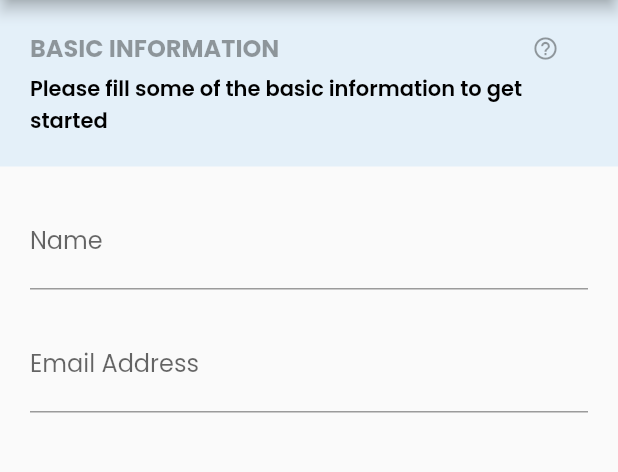
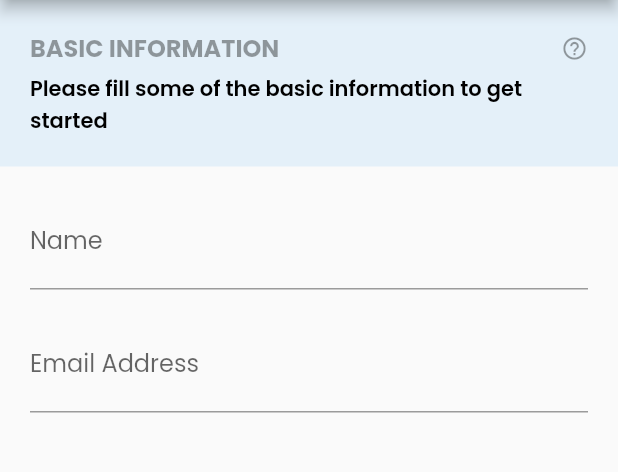
Before and after one commit to emrade/flutter-cool-stepper, a Flutter app: the screen it shows after launch, on a phone screen of 412 x 824 dp, the part 84-556 px from its top. Run offline on Flutter 3.47's test engine with Material 2 defaults, Android fonts, the phone set to English and light mode, and no system bars; our stand-ins replace google_fonts.

Commit message:
Use spacer in title row

```diff
--- a/lib/src/widgets/cool_stepper_view.dart
+++ b/lib/src/widgets/cool_stepper_view.dart
@@ -35,7 +35,6 @@ class CoolStepperView extends StatelessWidget {
             crossAxisAlignment: CrossAxisAlignment.center,
             children: <Widget>[
               Container(
-                width: MediaQuery.of(context).size.width * 0.8,
                 child: Text(
                   step.title.toUpperCase(),
                   style: config.titleTextStyle ??
@@ -47,7 +46,7 @@ class CoolStepperView extends StatelessWidget {
                   maxLines: 2,
                 ),
               ),
-              SizedBox(width: 5.0),
+              Spacer(),
               Visibility(
                   visible: config.icon == null,
                   child: Icon(
```
